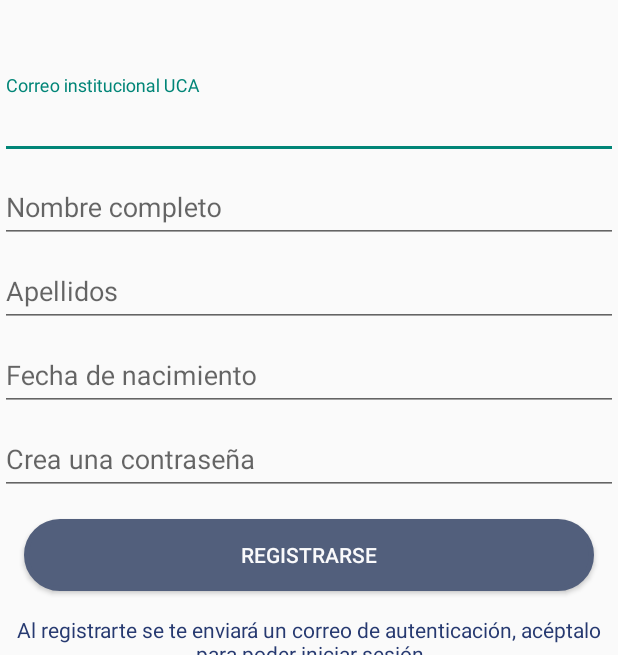
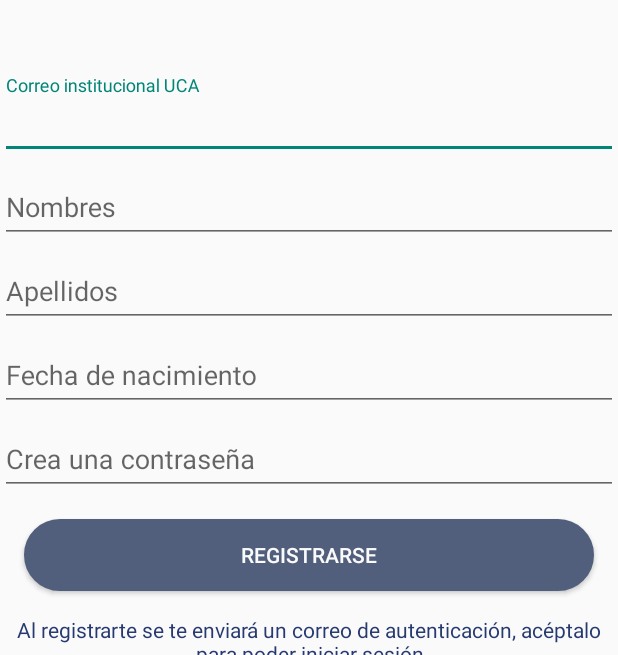
Before and after one commit to BricardoL/KotlinRIDE, an Android app: the RegisterActivity screen opened directly, with no data from a screen before it, on a phone screen of 412 x 824 dp, the part 208-863 px from its top. Run offline under Robolectric (Android 15) with nearby library versions, the phone set to English and light mode, and no system bars; our stand-ins replace Firebase (no records; nobody signed in at launch, a user with empty details on screens opened directly); Roboto replaces fonts that are not available here.

Commit message:
Nombre completo cambiado por nombres

```diff
--- a/TransporteUniversitarioApp/app/src/main/res/layout/activity_register.xml
+++ b/TransporteUniversitarioApp/app/src/main/res/layout/activity_register.xml
@@ -43,7 +43,7 @@
         android:layout_height="wrap_content">
         <EditText
             android:id="@+id/et_nombres_register"
-            android:hint="Nombre completo"
+            android:hint="Nombres"
             android:layout_width="match_parent"
             android:layout_height="wrap_content" />
     </com.google.android.material.textfield.TextInputLayout>
```
